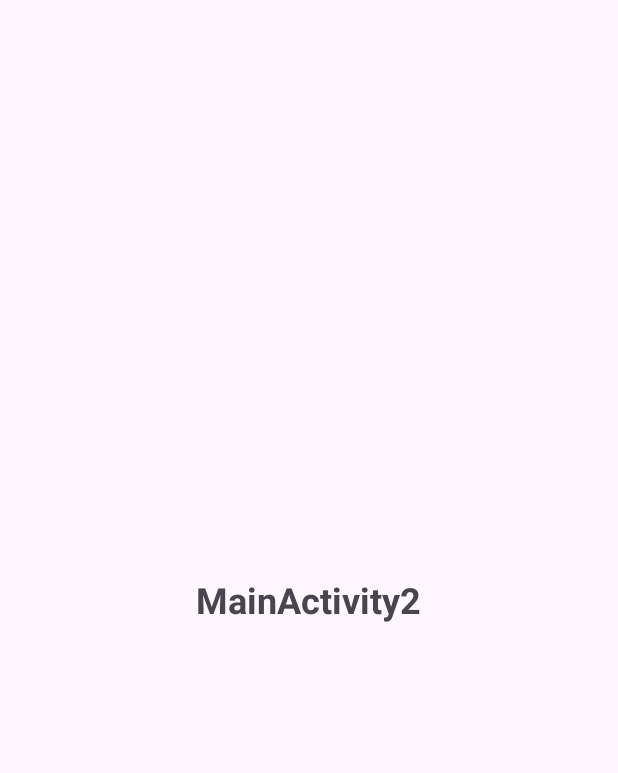
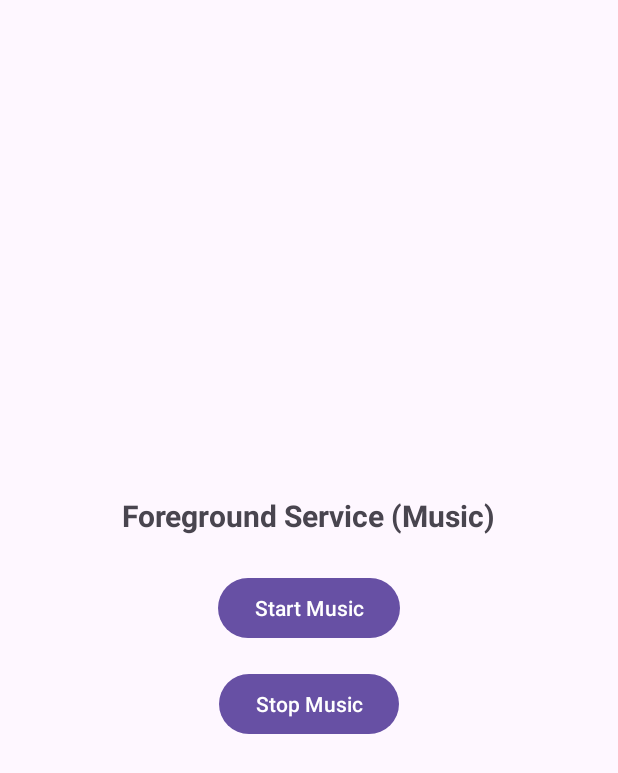
Before and after one commit to Kamilakadze/AS_lab8, an Android app: the layout activity_main2.xml on its own in the app's theme, with its tools: preview values and no code run, on a phone screen of 412 x 824 dp. Shown: the top 773 px of the screen. Run offline under Robolectric (Android 15) with nearby library versions, the phone set to English and light mode, and no system bars.

Commit message:
Added ForegroundService in MainActivity2

```diff
--- a/app/src/main/java/com/example/lab8/MainActivity2.java
+++ b/app/src/main/java/com/example/lab8/MainActivity2.java
@@ -1,13 +1,32 @@
-package com.example.lab8;
+package com.example.lab08;
 
 import androidx.appcompat.app.AppCompatActivity;
+import androidx.core.content.ContextCompat;
+
+import android.content.Intent;
 import android.os.Bundle;
+import android.view.View;
+import android.widget.Button;
+
+import com.example.lab8.R;
 
 public class MainActivity2 extends AppCompatActivity {
+
+    private Intent foregroundServiceIntent;
 
     @Override
     protected void onCreate(Bundle savedInstanceState) {
         super.onCreate(savedInstanceState);
         setContentView(R.layout.activity_main2);
+
+        foregroundServiceIntent = new Intent(this, MyService.class);
+
+        Button startBtn = findViewById(R.id.button_start_music);
+        Button stopBtn = findViewById(R.id.button_stop_music);
+
+        startBtn.setOnClickListener(v ->
+                ContextCompat.startForegroundService(MainActivity2.this, foregroundServiceIntent));
+
+        stopBtn.setOnClickListener(v -> stopService(foregroundServiceIntent));
     }
 }
--- a/app/src/main/res/layout/activity_main2.xml
+++ b/app/src/main/res/layout/activity_main2.xml
@@ -1,17 +1,29 @@
 <?xml version="1.0" encoding="utf-8"?>
 <LinearLayout xmlns:android="http://schemas.android.com/apk/res/android"
-    android:orientation="vertical"
-    android:gravity="center"
     android:layout_width="match_parent"
     android:layout_height="match_parent"
+    android:gravity="center"
+    android:orientation="vertical"
     android:padding="24dp">
 
     <TextView
+        android:text="Foreground Service (Music)"
+        android:textSize="20sp"
+        android:textStyle="bold"
+        android:layout_marginBottom="24dp"
         android:layout_width="wrap_content"
-        android:layout_height="wrap_content"
-        android:text="MainActivity2"
-        android:textSize="24sp"
-        android:textStyle="bold"
-        android:layout_marginBottom="24dp" />
+        android:layout_height="wrap_content" />
 
+    <Button
+        android:id="@+id/button_start_music"
+        android:text="Start Music"
+        android:layout_width="wrap_content"
+        android:layout_height="wrap_content" />
+
+    <Button
+        android:id="@+id/button_stop_music"
+        android:text="Stop Music"
+        android:layout_marginTop="16dp"
+        android:layout_width="wrap_content"
+        android:layout_height="wrap_content" />
 </LinearLayout>
```
